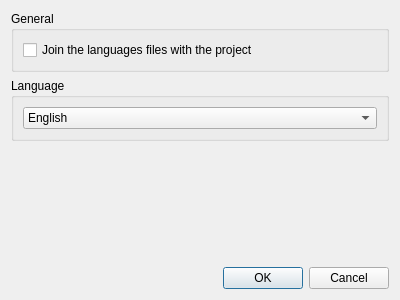
Before: the Qt Designer form ui/settingsdialog.ui in mlorenzano/linguist, drawn with Qt 5.
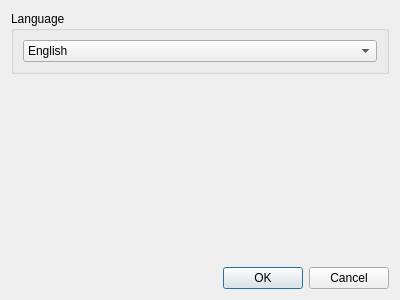
After: the same form once the commit is applied.

Patch:
```diff
--- a/ui/settingsdialog.ui
+++ b/ui/settingsdialog.ui
@@ -14,28 +14,6 @@
    <string>Setting</string>
   </property>
   <layout class="QVBoxLayout" name="verticalLayout">
-   <item>
-    <widget class="QGroupBox" name="groupBox_2">
-     <property name="sizePolicy">
-      <sizepolicy hsizetype="Preferred" vsizetype="Fixed">
-       <horstretch>0</horstretch>
-       <verstretch>0</verstretch>
-      </sizepolicy>
-     </property>
-     <property name="title">
-      <string>General</string>
-     </property>
-     <layout class="QHBoxLayout" name="horizontalLayout_2">
-      <item>
-       <widget class="QCheckBox" name="joinBox">
-        <property name="text">
-         <string>Join the languages files with the project</string>
-        </property>
-       </widget>
-      </item>
-     </layout>
-    </widget>
-   </item>
    <item>
     <widget class="QGroupBox" name="groupBox">
      <property name="sizePolicy">
```
